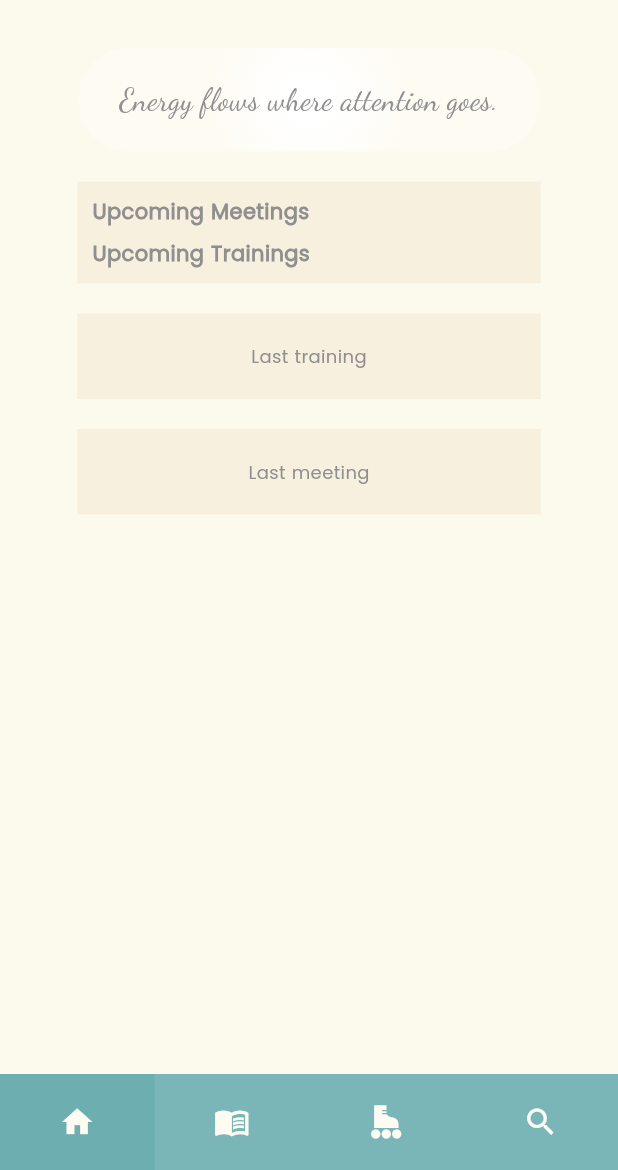
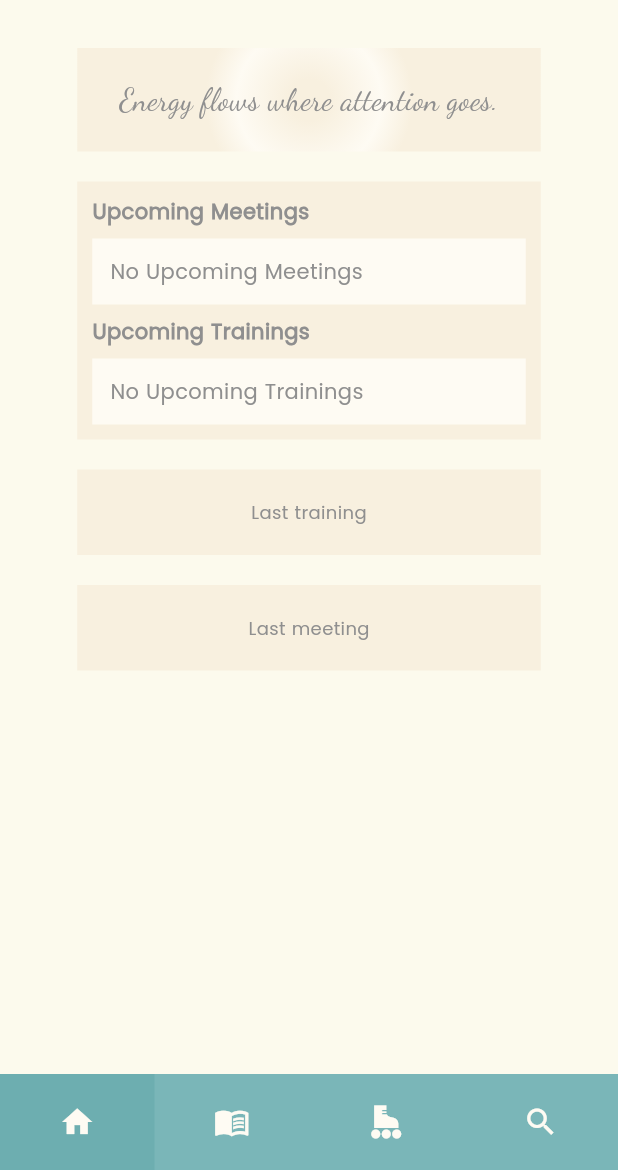
Before and after one commit to CottonCandyHeart/frontend-rolly, a Flutter app: the MyHomePage screen opened directly, on a phone screen of 412 x 824 dp, the part 66-1236 px from its top. Run offline on Flutter 3.47's test engine with Material 3 defaults, Android fonts, the phone set to English and light mode, and no system bars; our stand-ins replace flutter_map, flutter_svg, google_fonts, latlong2, shared_preferences, youtube_player_iframe; accounts and stored records are empty; network calls fail.

Commit message:
Little changes home page, fix calendar events, fix saving measurement changes

```diff
--- a/lib/lang/lang/eng.dart
+++ b/lib/lang/lang/eng.dart
@@ -223,6 +223,7 @@ const Map<String, String> eng = {
 
   'upcoming': 'Upcoming',
   'upcomingTrainings': 'Upcoming Trainings',
+  'noUpcomingTrainings': 'No Upcoming Trainings',
 
   // COOUNTRIES
   'PL': 'Poland',
--- a/lib/screens/home_screen.dart
+++ b/lib/screens/home_screen.dart
@@ -129,15 +129,15 @@ class _HomeScreenState extends State<HomeScreen> {
           Center(
             child: Container(
               decoration: BoxDecoration(
-                borderRadius: BorderRadius.all(Radius.circular(50)),
                 gradient: RadialGradient(
                   center: Alignment.center,
                   radius: 1.0,
                   colors: [
-                    Colors.white,
+                    AppColors.accent,
                     AppColors.background,
+                    AppColors.accent,
                   ],
-                  stops: [0.2, 1.0],
+                  stops: [0.2, 0.7, 1.0],
                 ),
               ),
               padding: const EdgeInsets.all(20),
@@ -177,7 +177,7 @@ class _HomeScreenState extends State<HomeScreen> {
                     Align(
                         alignment: Alignment.centerLeft,
                         child: Column(
-                          children: allMeetings.map((t) => Container(
+                          children: allMeetings.isNotEmpty ? allMeetings.map((t) => Container(
                             width: MediaQuery.of(context).size.width * 0.75,
                             margin: const EdgeInsets.only(top: 8),
                             padding: const EdgeInsets.all(12),
@@ -198,7 +198,21 @@ class _HomeScreenState extends State<HomeScreen> {
 
                               ],
                             ),
-                          )).toList(),
+                          )).toList() : [Container(
+                            width: MediaQuery.of(context).size.width * 0.75,
+                            margin: const EdgeInsets.only(top: 8),
+                            padding: const EdgeInsets.all(12),
+                            decoration: BoxDecoration(
+                              color: AppColors.background,
+                            ),
+                            child: Row(
+                              children: [
+                                Text(
+                                  lang.t('noMeetings'),
+                                  style: const TextStyle(color: AppColors.text),
+                                ),
+                              ],
+                            ),),],
                         ),
                       ),
                     SizedBox(height: 8,),
@@ -209,7 +223,7 @@ class _HomeScreenState extends State<HomeScreen> {
                       Align(
                         alignment: Alignment.centerLeft,
                         child: Column(
-                          children: allTrainings.map((t) => Container(
+                          children: allTrainings.isNotEmpty ? allTrainings.map((t) => Container(
                             width: MediaQuery.of(context).size.width * 0.75,
                             margin: const EdgeInsets.only(top: 8),
                             padding: const EdgeInsets.all(12),
@@ -229,7 +243,21 @@ class _HomeScreenState extends State<HomeScreen> {
                                 ),
                               ],
                             ),
-                          )).toList(),
+                          )).toList() : [Container(
+                            width: MediaQuery.of(context).size.width * 0.75,
+                            margin: const EdgeInsets.only(top: 8),
+                            padding: const EdgeInsets.all(12),
+                            decoration: BoxDecoration(
+                              color: AppColors.background,
+                            ),
+                            child: Row(
+                              children: [
+                                Text(
+                                  lang.t('noUpcomingTrainings'),
+                                  style: const TextStyle(color: AppColors.text),
+                                ),
+                              ],
+                            ),),],
                         ),
                       ),
                   ],
--- a/lib/screens/main_home_page.dart
+++ b/lib/screens/main_home_page.dart
@@ -3,6 +3,7 @@ import 'package:flutter_svg/svg.dart';
 import 'package:frontend_rolly/config.dart';
 import 'package:frontend_rolly/lang/app_language.dart';
 import 'package:frontend_rolly/screens/settings_screen.dart';
+import 'package:frontend_rolly/units/app_units.dart';
 import 'package:provider/provider.dart';
 import '../theme/colors.dart';
 import 'home_screen.dart';
```
Also changed, not shown: lib/models/measurements.dart (+8 -0 lines), lib/screens/user_profile_screen.dart (+51 -1 lines), lib/units/app_units.dart (added, +12 -0 lines), lib/widgets/calendar_widget.dart (+16 -1 lines), lib/main.dart (line endings or trailing spaces).
